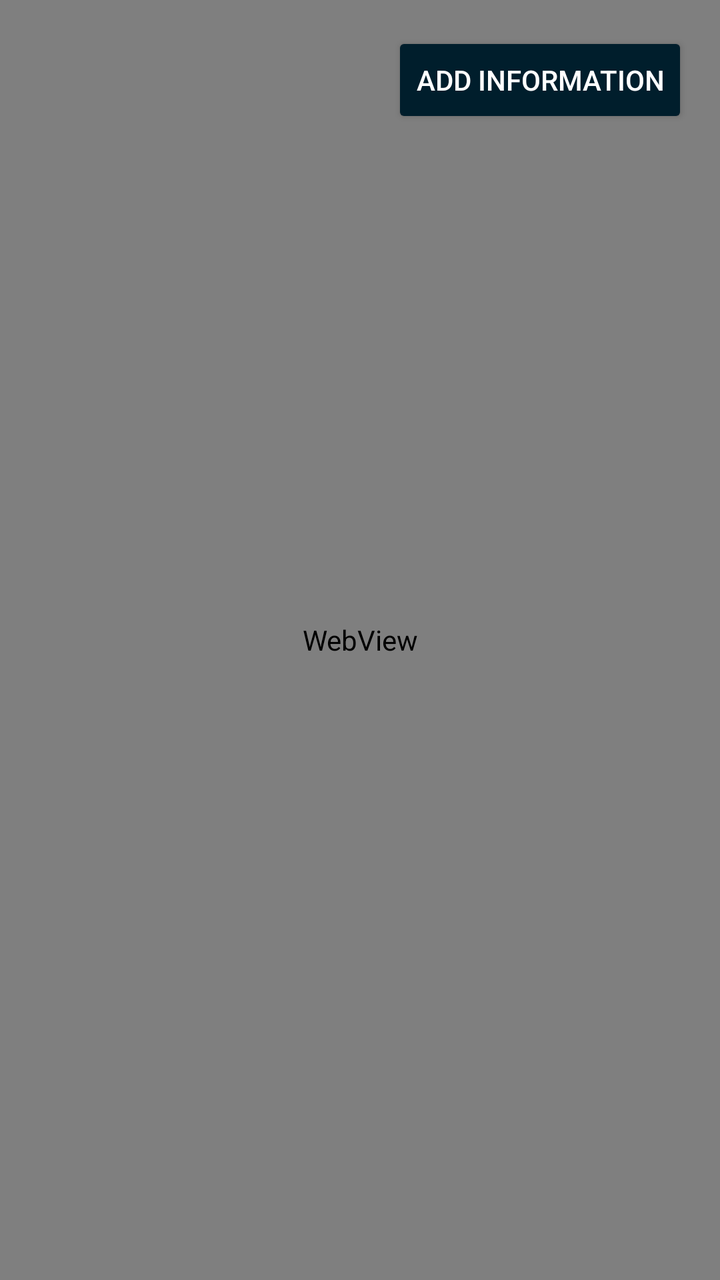
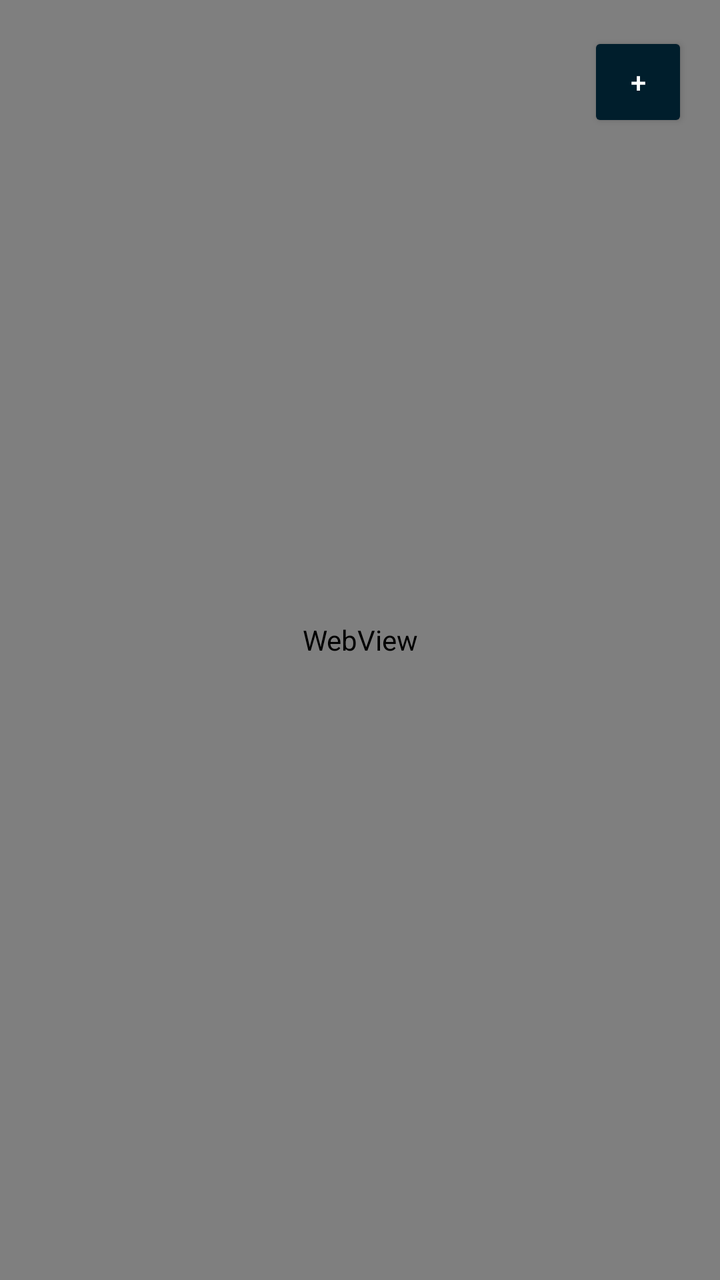

An Android layout rendered at two revisions. The XML below is the earlier revision; the diff shows what the commit changed to produce the second picture.
<!-- AndroidManifest.xml: application theme AppTheme -->
<!-- res/layout/activity_main.xml -->
<?xml version="1.0" encoding="utf-8"?>
<androidx.constraintlayout.widget.ConstraintLayout
    xmlns:android="http://schemas.android.com/apk/res/android"
    xmlns:app="http://schemas.android.com/apk/res-auto"
    xmlns:tools="http://schemas.android.com/tools"
    android:layout_width="match_parent"
    android:layout_height="match_parent"
    tools:context=".MainActivity">

    
    <androidx.appcompat.widget.Toolbar
        android:id="@+id/toolbar"
        android:layout_width="match_parent"
        android:layout_height="?attr/actionBarSize"
        android:background="?attr/colorPrimary"
        app:layout_constraintTop_toTopOf="parent"/>

    <RelativeLayout
        android:layout_width="match_parent"
        android:layout_height="match_parent">

        
        <WebView
            android:id="@+id/webView"
            android:layout_width="match_parent"
            android:layout_height="match_parent"/>

        
        <Button
            android:id="@+id/btnAddInfo"
            android:layout_width="wrap_content"
            android:layout_height="wrap_content"
            android:text="ADD Information"
            android:backgroundTint="@color/material_dynamic_primary10"
            android:textColor="@android:color/white"
            android:layout_alignParentTop="true"
            android:layout_alignParentEnd="true"
            android:layout_marginTop="16dp"
            android:layout_marginEnd="16dp"/>

    </RelativeLayout>

</androidx.constraintlayout.widget.ConstraintLayout>
<!-- resources referenced by this layout -->
<resources>
  <style name="AppTheme" parent="Theme.AppCompat.Light.DarkActionBar">
          
          <item name="colorPrimary">#ffffff</item>
          <item name="colorPrimaryDark">#363A96</item>
          <item name="colorAccent">#363A96</item>
      </style>
</resources>

<!-- the commit's change to res/layout/activity_main.xml (unified diff, before → after) -->
@@ -28,9 +28,9 @@
         
         <Button
             android:id="@+id/btnAddInfo"
-            android:layout_width="wrap_content"
-            android:layout_height="wrap_content"
-            android:text="ADD Information"
+            android:layout_width="50dp"
+            android:layout_height="50dp"
+            android:text="+"
             android:backgroundTint="@color/material_dynamic_primary10"
             android:textColor="@android:color/white"
             android:layout_alignParentTop="true"
